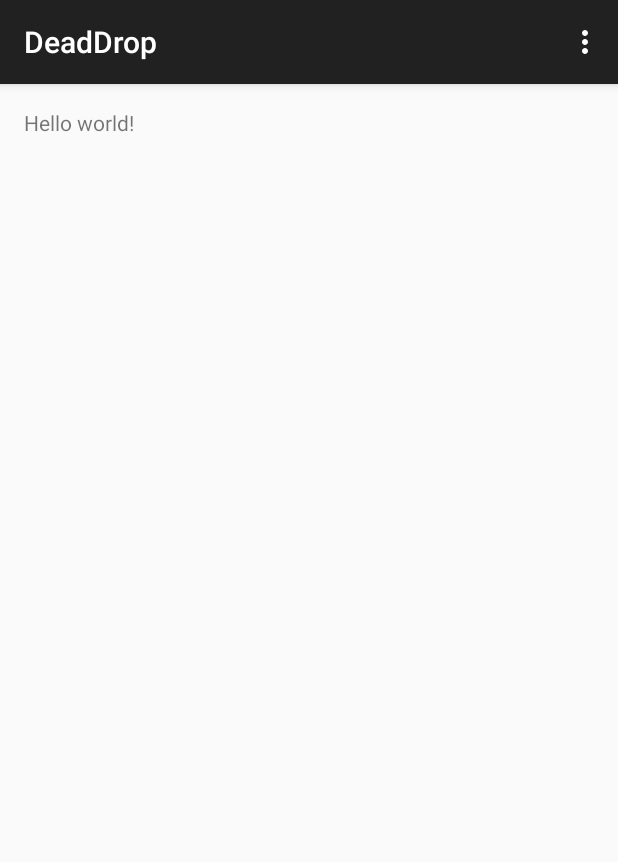
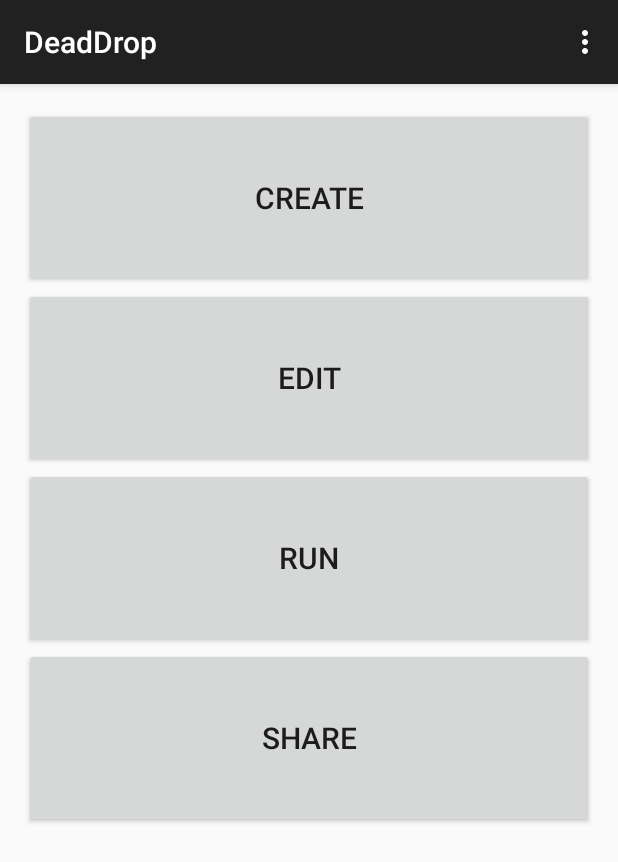
Before and after one commit to grellyd/DeadDrop, an Android app: the screen it shows after launch (MenuActivity), on a phone screen of 412 x 824 dp. Shown: the top 862 px of the screen. Run offline under Robolectric (Android 15) with nearby library versions, the phone set to English and light mode, and no system bars.

Commit message:
Added statically sized buttons to menu activity

```diff
--- a/app/src/main/res/layout/activity_menu.xml
+++ b/app/src/main/res/layout/activity_menu.xml
@@ -5,7 +5,41 @@
     android:paddingTop="@dimen/activity_vertical_margin"
     android:paddingBottom="@dimen/activity_vertical_margin" tools:context=".MenuActivity">
 
-    <TextView android:text="@string/hello_world" android:layout_width="wrap_content"
-        android:layout_height="wrap_content" />
+      <Button
+          android:id="@+id/menu_activity_create_button"
+          android:layout_width="fill_parent"
+          android:layout_height="@dimen/menu_activity_button_height"
+          android:textAlignment="center"
+          android:textSize="@dimen/menu_activity_button_text_size"
+          android:text="@string/menu_activity_create_button"
+          />
+
+    <Button
+        android:id="@+id/menu_activity_edit_button"
+        android:layout_width="fill_parent"
+        android:layout_height="@dimen/menu_activity_button_height"
+        android:layout_below="@+id/menu_activity_create_button"
+        android:textAlignment="center"
+        android:textSize="@dimen/menu_activity_button_text_size"
+        android:text="@string/menu_activity_edit_button"/>
+    <Button
+        android:id="@+id/menu_activity_run_button"
+        android:layout_width="fill_parent"
+        android:layout_height="@dimen/menu_activity_button_height"
+        android:layout_below="@+id/menu_activity_edit_button"
+        android:textAlignment="center"
+        android:textSize="@dimen/menu_activity_button_text_size"
+        android:text="@string/menu_activity_run_button"/>
+
+    <Button
+        android:id="@+id/menu_activity_share_button"
+        android:layout_width="fill_parent"
+        android:layout_height="@dimen/menu_activity_button_height"
+        android:layout_below="@+id/menu_activity_run_button"
+        android:textAlignment="center"
+        android:textSize="@dimen/menu_activity_button_text_size"
+        android:text="@string/menu_activity_share_button"/>
+
+
 
 </RelativeLayout>
--- a/app/src/main/res/values/dimens.xml
+++ b/app/src/main/res/values/dimens.xml
@@ -2,4 +2,7 @@
     <!-- Default screen margins, per the Android Design guidelines. -->
     <dimen name="activity_horizontal_margin">16dp</dimen>
     <dimen name="activity_vertical_margin">16dp</dimen>
+
+    <dimen name="menu_activity_button_height">120dp</dimen>
+    <dimen name="menu_activity_button_text_size">20dp</dimen>
 </resources>
--- a/app/src/main/res/values/strings.xml
+++ b/app/src/main/res/values/strings.xml
@@ -10,4 +10,11 @@
     <string name="title_section3">Section 3</string>
     <string name="title_activity_card_create">CardCreateActivity</string>
 
+    <string name="menu_activity_create_button">Create</string>
+    <string name="menu_activity_edit_button">Edit</string>
+    <string name="menu_activity_run_button">Run</string>
+    <string name="menu_activity_share_button">Share</string>
+
+<!-- TODO: Remove or change this placeholder text -->
+    <string name="hello_blank_fragment">Hello blank fragment</string>
 </resources>
```
